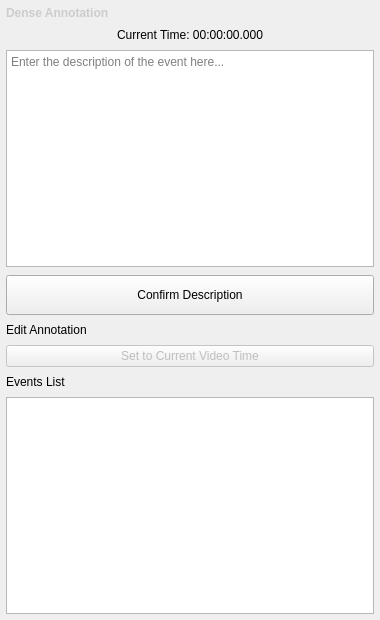
The window that annotation_tool/ui/dense_description/annotation_panel/dense_annotation_panel.ui (OpenSportsLab/VideoAnnotationTool) describes before a commit, drawn with Qt 5.
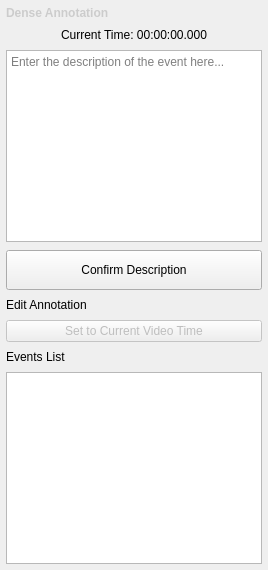
The same window after the commit.

Commit message: refactor: Remove geometry properties from annotation panel UI files

```diff
--- a/annotation_tool/ui/dense_description/annotation_panel/dense_annotation_panel.ui
+++ b/annotation_tool/ui/dense_description/annotation_panel/dense_annotation_panel.ui
@@ -2,14 +2,6 @@
 <ui version="4.0">
  <class>DenseAnnotationPanel</class>
  <widget class="QWidget" name="DenseAnnotationPanel">
-  <property name="geometry">
-   <rect>
-    <x>0</x>
-    <y>0</y>
-    <width>380</width>
-    <height>620</height>
-   </rect>
-  </property>
   <layout class="QVBoxLayout" name="denseMainLayout">
    <property name="spacing">
     <number>8</number>
```
Left out of the diff: 42 changed lines with no effect on the pictures. The commit also changes 2 other files.
